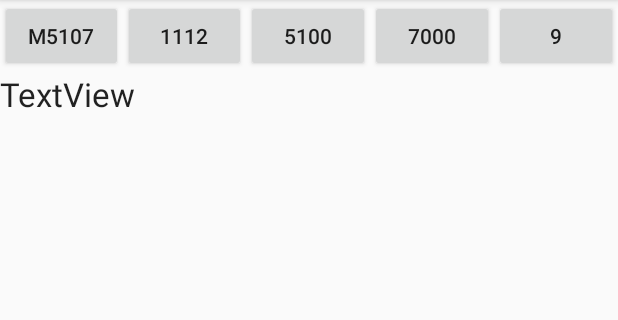
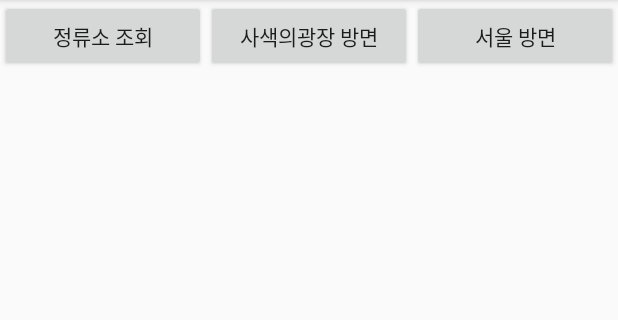
Before and after one commit to BambooKim/2019-Fall-Mobile-Programming, an Android app: the screen it shows after launch (MainActivity), on a phone screen of 412 x 824 dp, the part 84-404 px from its top. Run offline under Robolectric (Android 15) with nearby library versions, the phone set to English and light mode, and no system bars.

Commit message:
정류장별 도착 정보 추가

```diff
--- a/KyungheeBus/app/src/main/java/com/bambookim/kyungheebus/StationTask.java
+++ b/KyungheeBus/app/src/main/java/com/bambookim/kyungheebus/StationListTask.java
@@ -22,14 +22,14 @@ import java.net.URL;
 import javax.xml.parsers.DocumentBuilder;
 import javax.xml.parsers.DocumentBuilderFactory;
 
-public class StationTask extends AsyncTask<String, String, String> {
-    public final static String TAG = "StationTask";
+public class StationListTask extends AsyncTask<String, String, String> {
+    public final static String TAG = "StationListTask";
 
     ProgressDialog progressDialog;
     private Context mContext;
     private TextView textView;
 
-    public StationTask(Context context, TextView textView) {
+    public StationListTask(Context context, TextView textView) {
         mContext = context;
         this.textView = textView;
     }
--- a/KyungheeBus/app/src/main/res/layout/activity_main.xml
+++ b/KyungheeBus/app/src/main/res/layout/activity_main.xml
@@ -13,40 +13,27 @@
         android:orientation="horizontal">
 
         <Button
-            android:id="@+id/btn_M5107"
+            android:id="@+id/btn_stationList"
             android:layout_width="0dp"
             android:layout_height="wrap_content"
             android:layout_weight="1"
             android:onClick="btnMethod"
-            android:text="M5107" />
+            android:text="정류소 조회" />
         <Button
-            android:id="@+id/btn_1112"
+            android:id="@+id/btn_toIn"
             android:layout_width="0dp"
             android:layout_height="wrap_content"
             android:onClick="btnMethod"
             android:layout_weight="1"
-            android:text="1112" />
+            android:text="사색의광장 방면" />
         <Button
-            android:id="@+id/btn_5100"
+            android:id="@+id/btn_toOut"
             android:layout_width="0dp"
             android:layout_height="wrap_content"
             android:onClick="btnMethod"
             android:layout_weight="1"
-            android:text="5100" />
-        <Button
-            android:id="@+id/btn_7000"
-            android:layout_width="0dp"
-            android:layout_height="wrap_content"
-            android:onClick="btnMethod"
-            android:layout_weight="1"
-            android:text="7000" />
-        <Button
-            android:id="@+id/btn_9"
-            android:layout_width="0dp"
-            android:layout_height="wrap_content"
-            android:onClick="btnMethod"
-            android:layout_weight="1"
-            android:text="9" />
+            android:text="서울 방면" />
+
     </LinearLayout>
 
 
@@ -63,7 +50,7 @@
                 android:id="@+id/textView"
                 android:layout_width="match_parent"
                 android:layout_height="wrap_content"
-                android:text="TextView"
+                android:text=""
                 android:textAppearance="@style/TextAppearance.AppCompat.Large" />
         </LinearLayout>
     </ScrollView>
--- /dev/null
+++ b/KyungheeBus/app/src/main/res/menu/menu_bus.xml
@@ -0,0 +1,20 @@
+<?xml version="1.0" encoding="utf-8"?>
+<menu xmlns:app="http://schemas.android.com/apk/res-auto"
+    xmlns:android="http://schemas.android.com/apk/res/android">
+
+    <item
+        android:title="M5107"
+        android:id="@+id/item_M5107"/>
+    <item
+        android:title="1112"
+        android:id="@+id/item_1112"/>
+    <item
+        android:title="5100"
+        android:id="@+id/item_5100"/>
+    <item
+        android:title="7000"
+        android:id="@+id/item_7000"/>
+    <item
+        android:title="9"
+        android:id="@+id/item_9"/>
+</menu>
--- /dev/null
+++ b/KyungheeBus/app/src/main/res/menu/menu_station_to_in.xml
@@ -0,0 +1,16 @@
+<?xml version="1.0" encoding="utf-8"?>
+<menu xmlns:android="http://schemas.android.com/apk/res/android">
+
+    <item
+        android:id="@+id/stn_in_entrance"
+        android:title="경희대정문" />
+    <item
+        android:id="@+id/stn_in_foreign"
+        android:title="외국어대학" />
+    <item
+        android:id="@+id/stn_in_life"
+        android:title="생명과학대" />
+    <item
+        android:id="@+id/stn_in_plaza"
+        android:title="사색의광장" />
+</menu>
--- /dev/null
+++ b/KyungheeBus/app/src/main/res/menu/menu_station_to_out.xml
@@ -0,0 +1,13 @@
+<?xml version="1.0" encoding="utf-8"?>
+<menu xmlns:android="http://schemas.android.com/apk/res/android">
+
+    <item
+        android:id="@+id/stn_out_life"
+        android:title="생명과학대" />
+    <item
+        android:id="@+id/stn_out_phy"
+        android:title="체육대학.외대" />
+    <item
+        android:id="@+id/stn_out_khu"
+        android:title="경희대학교" />
+</menu>
```
Also changed, not shown: KyungheeBus/app/src/main/java/com/bambookim/kyungheebus/MainActivity.java (+74 -7 lines), KyungheeBus/app/src/main/java/com/bambookim/kyungheebus/StationArrivalTask.java (added, +219 -0 lines).
